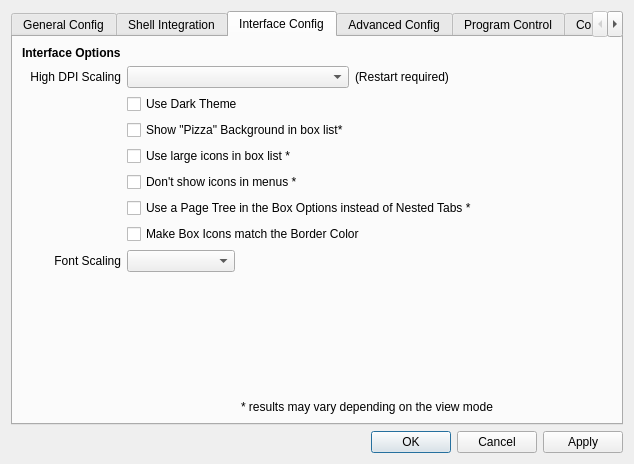
First picture: the form in SandboxiePlus/SandMan/Forms/SettingsWindow.ui, repository sandboxie-plus/Sandboxie, before the edit.
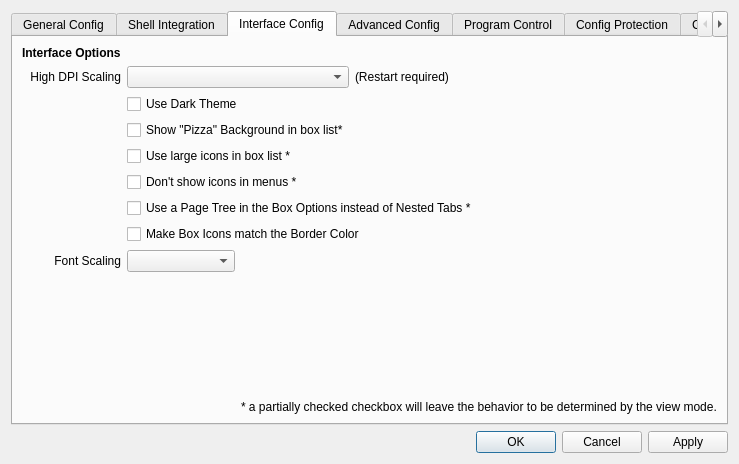
Second picture: the form after the edit. The open tabs and pages were chosen to show the change. Icons and pictures are not drawn.

Commit message: Update the view mode string again

What changed in the file:
```diff
--- a/SandboxiePlus/SandMan/Forms/SettingsWindow.ui
+++ b/SandboxiePlus/SandMan/Forms/SettingsWindow.ui
@@ -409,7 +409,7 @@
            <item row="10" column="2" colspan="2">
             <widget class="QLabel" name="label_11">
              <property name="text">
-              <string>* results may vary depending on the view mode</string>
+              <string>* a partially checked checkbox will leave the behavior to be determined by the view mode.</string>
              </property>
             </widget>
            </item>
```
